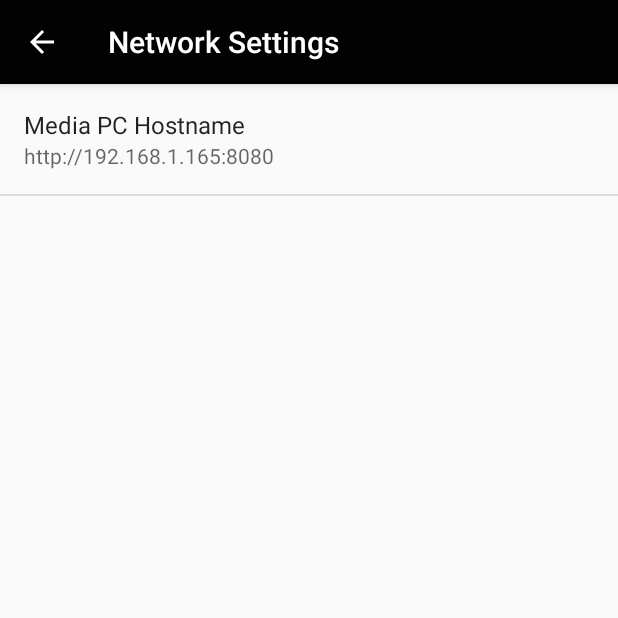
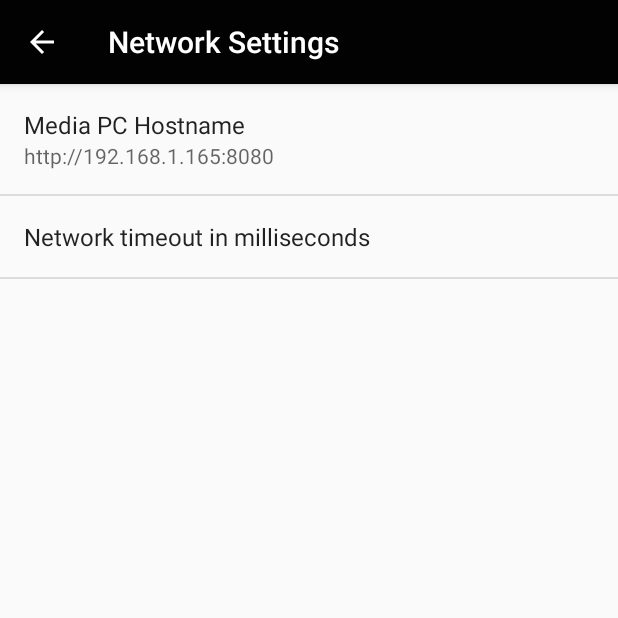
Before and after one commit to bdemg/remote-media-controller-app, an Android app: the NetworkSettingsActivity screen opened directly, with no data from a screen before it, after a tap on "Network Settings", on a phone screen of 412 x 824 dp, the top half of it. Run offline under Robolectric (Android 15) with nearby library versions, the phone set to English and light mode, and no system bars.

Commit message:
Make the network timeout configurable

```diff
--- a/app/src/main/res/xml/pref_general.xml
+++ b/app/src/main/res/xml/pref_general.xml
@@ -3,7 +3,6 @@
     <!-- NOTE: EditTextPreference accepts EditText attributes. -->
     <!-- NOTE: EditTextPreference's summary should be set to its value by the activity code. -->
     <EditTextPreference
-        android:capitalize="words"
         android:defaultValue="http://192.168.1.165:8080"
         android:inputType="textCapWords"
         android:key="host"
@@ -11,4 +10,14 @@
         android:selectAllOnFocus="true"
         android:singleLine="true"
         android:title="Media PC Hostname" />
+
+    <EditTextPreference
+        android:defaultValue="500"
+        android:title="Network timeout in milliseconds"
+        android:inputType="number"
+        android:key="timeoutMillis"
+        android:selectAllOnFocus="true"
+        android:maxLines="1"
+        android:singleLine="true"/>
+
 </PreferenceScreen>
```
Also changed, not shown: app/src/main/java/controller/media/com/jorge/remote_media_controller/network/NetworkClient.kt (+5 -3 lines).
